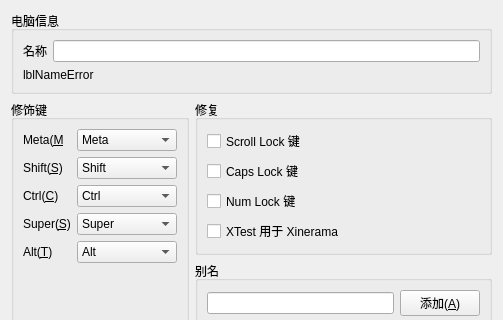
The window that src/lib/gui/dialogs/ScreenSettingsDialog.ui (zgpbloodwolf/deskflow) describes before a commit, drawn with Qt 5; both pictures show x 0 to 503 and y 0 to 320 of the 503 by 558 pixel window.
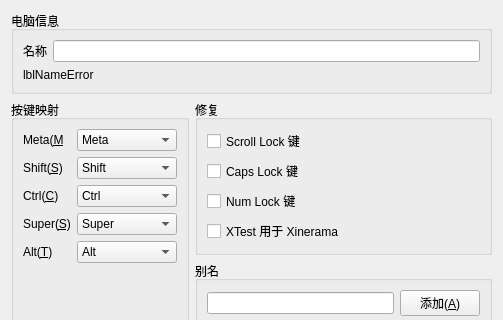
The same window after the commit.

Commit message:
style(ScreenSettingsDialog): 修改修饰键分组标题为按键映射
更新UI界面中对应分组的显示文本，使其含义更准确匹配实际功能

What changed in the file:
```diff
--- a/src/lib/gui/dialogs/ScreenSettingsDialog.ui
+++ b/src/lib/gui/dialogs/ScreenSettingsDialog.ui
@@ -91,7 +91,7 @@
        <item>
         <widget class="QGroupBox" name="groupModifers">
          <property name="title">
-          <string>修饰键</string>
+          <string>按键映射</string>
          </property>
          <layout class="QFormLayout" name="formLayout_2">
           <item row="0" column="0">
```
